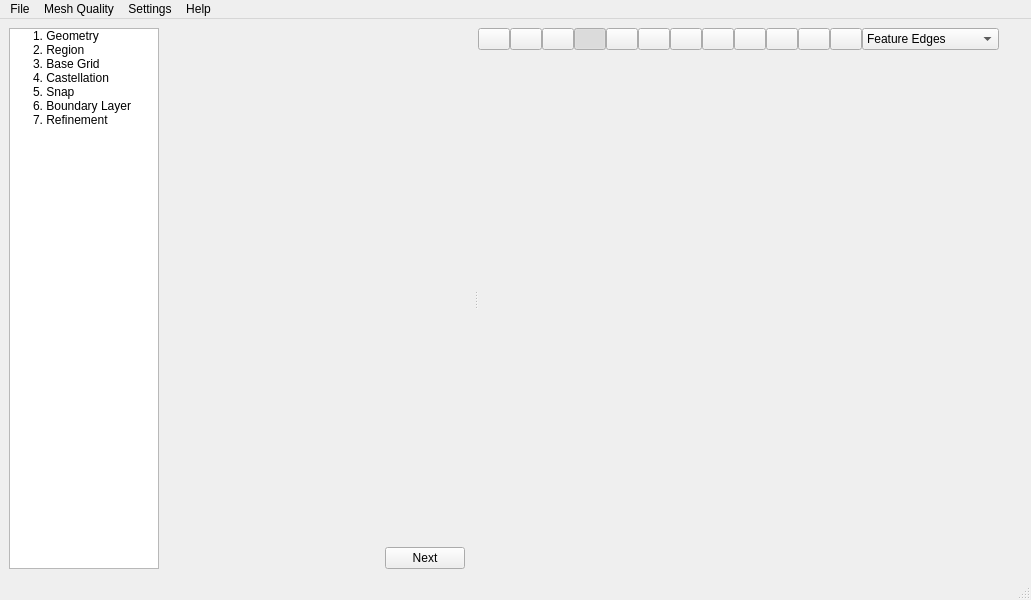
Qt form view/main_window/main_window.ui (nextfoam/baram) before a commit.
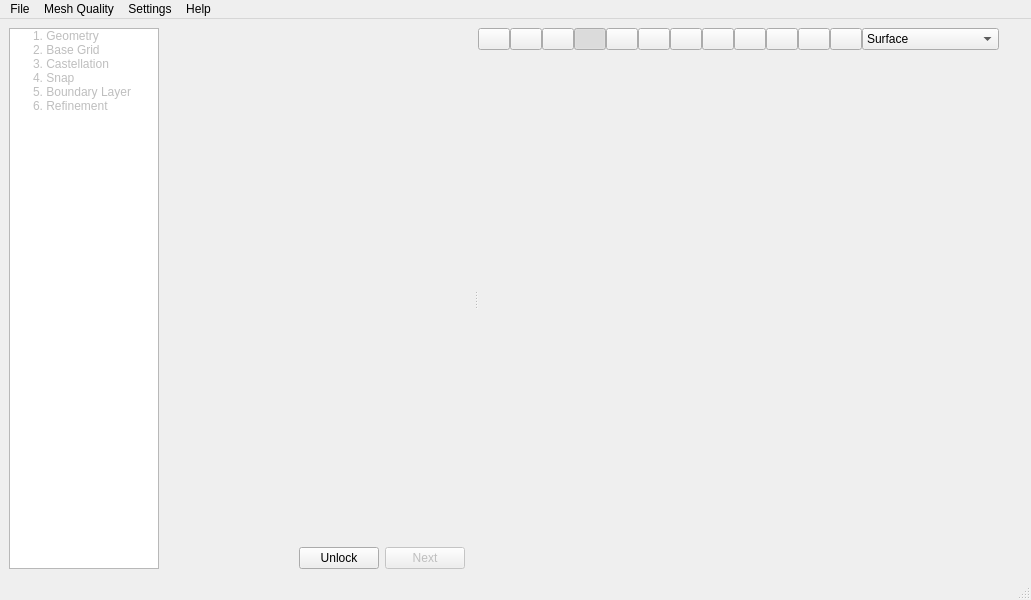
The same form after that commit. Icons and pictures are not drawn. Custom widgets are drawn as their Qt base class.

Commit message: base grid 및 region 설정 구현

The edit to the form file:
```diff
--- a/view/main_window/main_window.ui
+++ b/view/main_window/main_window.ui
@@ -44,35 +44,48 @@
        <property name="text">
         <string>1. Geometry</string>
        </property>
-      </item>
-      <item>
-       <property name="text">
-        <string>2. Region</string>
+       <property name="flags">
+        <set>ItemIsSelectable|ItemIsDragEnabled|ItemIsDropEnabled|ItemIsUserCheckable</set>
        </property>
       </item>
       <item>
        <property name="text">
-        <string>3. Base Grid</string>
+        <string>2. Base Grid</string>
        </property>
+       <property name="flags">
+        <set>ItemIsSelectable|ItemIsDragEnabled|ItemIsDropEnabled|ItemIsUserCheckable</set>
+       </property>
       </item>
       <item>
        <property name="text">
-        <string>4. Castellation</string>
+        <string>3. Castellation</string>
        </property>
+       <property name="flags">
+        <set>ItemIsSelectable|ItemIsDragEnabled|ItemIsDropEnabled|ItemIsUserCheckable</set>
+       </property>
       </item>
       <item>
        <property name="text">
-        <string>5. Snap</string>
+        <string>4. Snap</string>
        </property>
+       <property name="flags">
+        <set>ItemIsSelectable|ItemIsDragEnabled|ItemIsDropEnabled|ItemIsUserCheckable</set>
+       </property>
       </item>
       <item>
        <property name="text">
-        <string>6. Boundary Layer</string>
+        <string>5. Boundary Layer</string>
        </property>
+       <property name="flags">
+        <set>ItemIsSelectable|ItemIsDragEnabled|ItemIsDropEnabled|ItemIsUserCheckable</set>
+       </property>
       </item>
       <item>
        <property name="text">
-        <string>7. Refinement</string>
+        <string>6. Refinement</string>
+       </property>
+       <property name="flags">
+        <set>ItemIsSelectable|ItemIsDragEnabled|ItemIsDropEnabled|ItemIsUserCheckable</set>
        </property>
       </item>
      </widget>
@@ -141,7 +154,17 @@
                </spacer>
               </item>
               <item>
-               <widget class="QPushButton" name="pushButton">
+               <widget class="QPushButton" name="unlock">
+                <property name="text">
+                 <string>Unlock</string>
+                </property>
+               </widget>
+              </item>
+              <item>
+               <widget class="QPushButton" name="next">
+                <property name="enabled">
+                 <bool>false</bool>
+                </property>
                 <property name="text">
                  <string>Next</string>
                 </property>
@@ -459,11 +482,6 @@
                 <property name="sizeAdjustPolicy">
                  <enum>QComboBox::AdjustToContents</enum>
                 </property>
-                <item>
-                 <property name="text">
-                  <string>Feature Edges</string>
-                 </property>
-                </item>
                 <item>
                  <property name="text">
                   <string>Surface</string>
```
Left out of the diff: 5 changed lines with no effect on the pictures. The commit also changes 38 other files.
